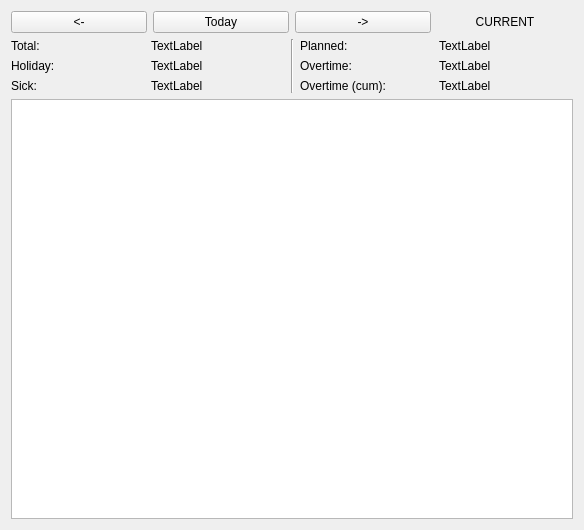
pasbi/TiRe, file src/periodsummary.ui: the form before one commit.
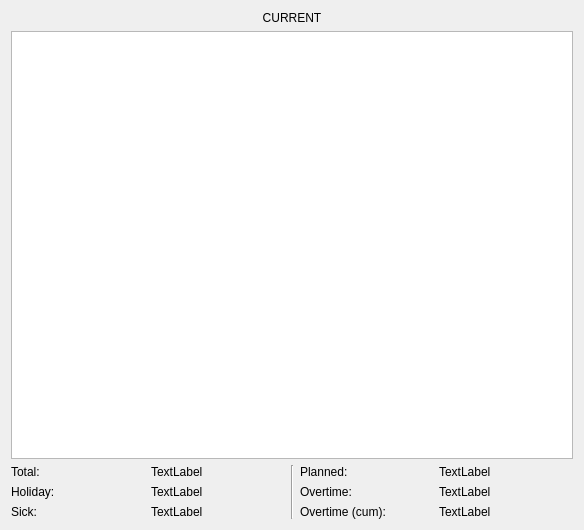
The form after the commit. Custom widgets are drawn as their Qt base class.

What changed in the file:
```diff
--- a/src/periodsummary.ui
+++ b/src/periodsummary.ui
@@ -15,29 +15,6 @@
   </property>
   <layout class="QVBoxLayout" name="verticalLayout">
    <item>
-    <layout class="QHBoxLayout" name="horizontalLayout">
-     <item>
-      <widget class="QPushButton" name="pb_prev">
-       <property name="text">
-        <string>&lt;-</string>
-       </property>
-      </widget>
-     </item>
-     <item>
-      <widget class="QPushButton" name="pb_today">
-       <property name="text">
-        <string>Today</string>
-       </property>
-      </widget>
-     </item>
-     <item>
-      <widget class="QPushButton" name="pb_next">
-       <property name="text">
-        <string>-&gt;</string>
-       </property>
-      </widget>
-     </item>
-     <item>
       <widget class="QLabel" name="lb_current_period">
        <property name="text">
         <string>CURRENT</string>
@@ -47,7 +24,15 @@
        </property>
       </widget>
      </item>
-    </layout>
+   <item>
+    <widget class="TableView" name="tableView">
+     <attribute name="horizontalHeaderVisible">
+      <bool>false</bool>
+     </attribute>
+     <attribute name="verticalHeaderVisible">
+      <bool>false</bool>
+     </attribute>
+    </widget>
    </item>
    <item>
     <layout class="QGridLayout" name="gridLayout">
@@ -144,16 +129,6 @@
      </item>
     </layout>
    </item>
-   <item>
-    <widget class="TableView" name="tableView">
-     <attribute name="horizontalHeaderVisible">
-      <bool>false</bool>
-     </attribute>
-     <attribute name="verticalHeaderVisible">
-      <bool>false</bool>
-     </attribute>
-    </widget>
-   </item>
   </layout>
  </widget>
  <customwidgets>
```
Lines whose indentation alone changed are shown as unchanged.
